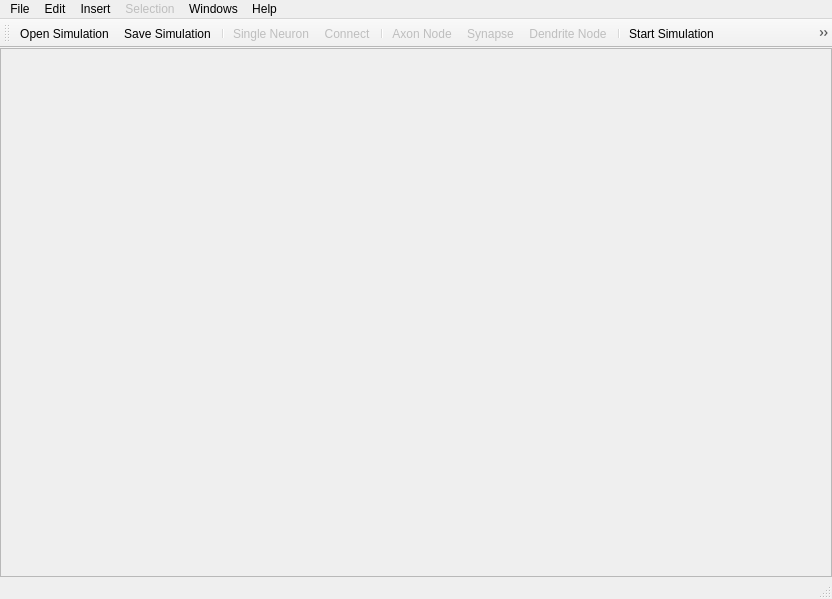
First picture: the form in NeuroEdit/mainwindow.ui, repository lucksus/neuro_edit, before the edit.
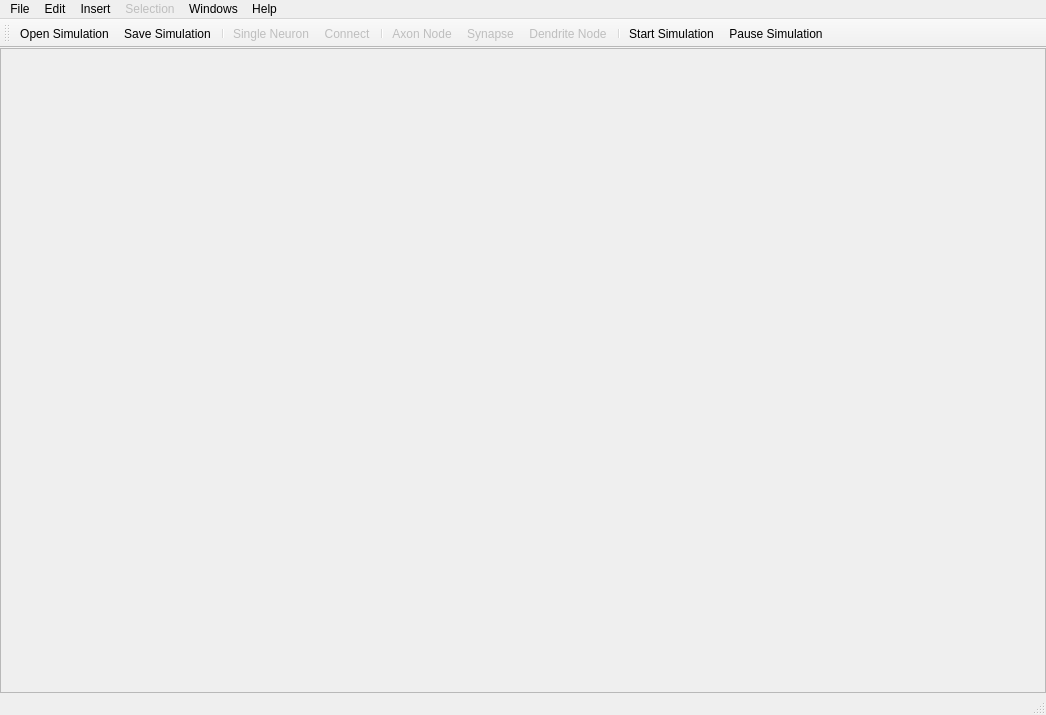
Second picture: the form after the edit. Icons and pictures are not drawn.

Commit message: File menu reordered, size of main window altered.

```diff
--- a/NeuroEdit/mainwindow.ui
+++ b/NeuroEdit/mainwindow.ui
@@ -6,8 +6,8 @@
    <rect>
     <x>0</x>
     <y>0</y>
-    <width>832</width>
-    <height>599</height>
+    <width>1046</width>
+    <height>715</height>
    </rect>
   </property>
   <property name="windowTitle">
@@ -35,8 +35,8 @@
     <rect>
      <x>0</x>
      <y>0</y>
-     <width>832</width>
-     <height>25</height>
+     <width>1046</width>
+     <height>22</height>
     </rect>
    </property>
    <widget class="QMenu" name="menuFile">
```
Left out of the diff: 6 changed lines with no effect on the pictures.
